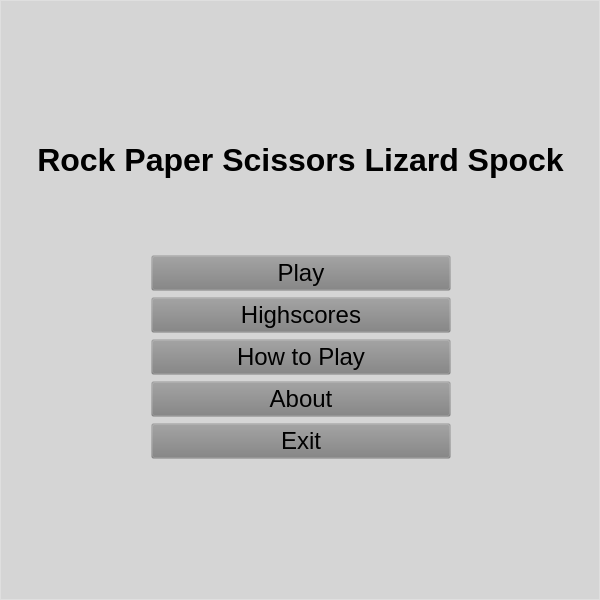
Above: src/ui/MainMenu.ui from J0w03L/QtRPSLS before the change. Below: the same form after it.
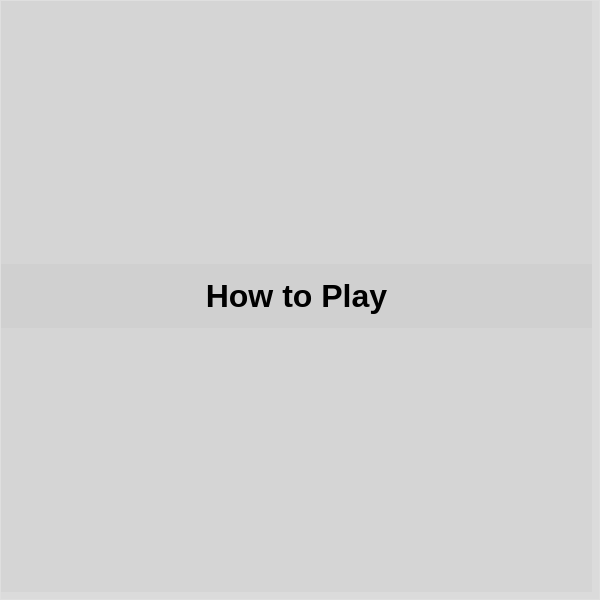
That is the form after the change. The open tabs and pages were chosen to show the change.

Diff of the .ui file:
```diff
--- a/src/ui/MainMenu.ui
+++ b/src/ui/MainMenu.ui
@@ -489,6 +489,49 @@
         </layout>
        </widget>
       </widget>
+      <widget class="QWidget" name="guideWidget">
+       <widget class="QWidget" name="verticalLayoutWidget_2">
+        <property name="geometry">
+         <rect>
+          <x>0</x>
+          <y>0</y>
+          <width>591</width>
+          <height>591</height>
+         </rect>
+        </property>
+        <layout class="QVBoxLayout" name="verticalLayout_5">
+         <item>
+          <widget class="QLabel" name="guideTitle">
+           <property name="maximumSize">
+            <size>
+             <width>600</width>
+             <height>64</height>
+            </size>
+           </property>
+           <property name="font">
+            <font>
+             <family>Arial</family>
+             <pointsize>24</pointsize>
+             <bold>true</bold>
+            </font>
+           </property>
+           <property name="styleSheet">
+            <string notr="true">padding: .5em;</string>
+           </property>
+           <property name="text">
+            <string>How to Play</string>
+           </property>
+           <property name="alignment">
+            <set>Qt::AlignCenter</set>
+           </property>
+          </widget>
+         </item>
+         <item>
+          <layout class="QVBoxLayout" name="verticalLayout_6"/>
+         </item>
+        </layout>
+       </widget>
+      </widget>
      </widget>
     </item>
    </layout>
```
Left out of the diff: 4 changed lines with no effect on the pictures.
